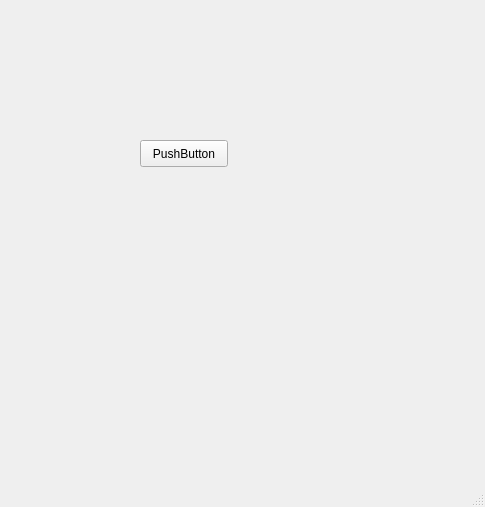
First picture: the form in src/linakdeskcontrol/ui/main_window.ui, repository anetczuk/LinakDeskApp, before the edit.
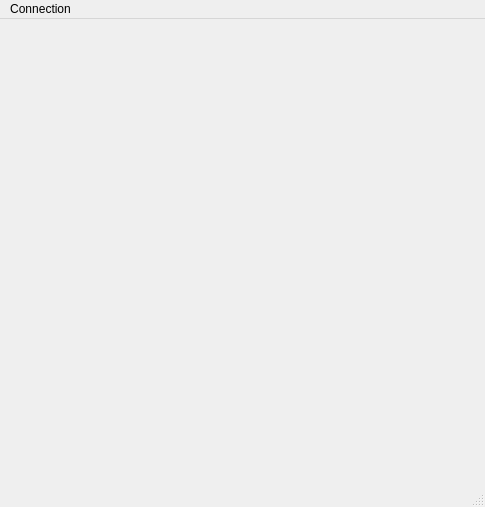
Second picture: the form after the edit.

Commit message: Add main menu stub

What changed in the file:
```diff
--- a/src/linakdeskcontrol/ui/main_window.ui
+++ b/src/linakdeskcontrol/ui/main_window.ui
@@ -14,19 +14,11 @@
    <string>MainWindow</string>
   </property>
   <widget class="QWidget" name="centralwidget">
-   <widget class="QPushButton" name="pushButton">
-    <property name="geometry">
-     <rect>
-      <x>140</x>
-      <y>140</y>
-      <width>88</width>
-      <height>27</height>
-     </rect>
-    </property>
-    <property name="text">
-     <string>PushButton</string>
-    </property>
-   </widget>
+   <layout class="QGridLayout" name="gridLayout">
+    <item row="0" column="0">
+     <widget class="QWidget" name="deviceControl" native="true"/>
+    </item>
+   </layout>
   </widget>
   <widget class="QMenuBar" name="menubar">
    <property name="geometry">
@@ -37,6 +29,15 @@
      <height>25</height>
     </rect>
    </property>
+   <widget class="QMenu" name="menuConnect">
+    <property name="title">
+     <string>Connection</string>
+    </property>
+    <addaction name="actionConnect"/>
+    <addaction name="actionDisconnect"/>
+    <addaction name="actionExit"/>
+   </widget>
+   <addaction name="menuConnect"/>
   </widget>
   <widget class="QStatusBar" name="statusbar"/>
  </widget>
```
Left out of the diff: 15 changed lines with no effect on the pictures.
